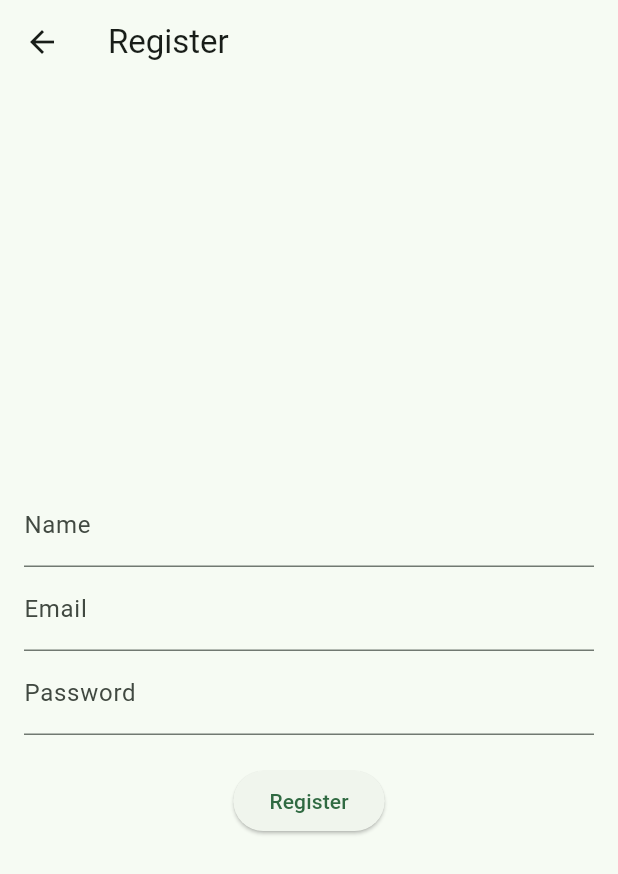
After one commit to LarsWajer/NoBooze, a Flutter app: the RegisterPage screen opened by its route, after a tap on "Register", on a phone screen of 412 x 824 dp. The commit adds this screen. Shown: the top 874 px of the screen. Run offline on Flutter 3.47's test engine with Material 3 defaults, Android fonts, the phone set to English and light mode, and no system bars; network calls fail.

Commit message:
login page en register page
login en register pagina gemaakt

```diff
--- /dev/null
+++ b/lib/register_page.dart
@@ -0,0 +1,77 @@
+import 'package:flutter/material.dart';
+import 'package:http/http.dart' as http;
+import 'dart:convert';
+
+class RegisterPage extends StatefulWidget {
+  @override
+  _RegisterPageState createState() => _RegisterPageState();
+}
+
+class _RegisterPageState extends State<RegisterPage> {
+  final TextEditingController _nameController = TextEditingController();
+  final TextEditingController _emailController = TextEditingController();
+  final TextEditingController _passwordController = TextEditingController();
+  String? _errorMessage;
+
+  Future<void> _register() async {
+    final response = await http.post(
+      Uri.parse('http://161.35.91.78/api/auth/register'),
+      headers: <String, String>{
+        'Content-Type': 'application/json; charset=UTF-8',
+      },
+      body: jsonEncode(<String, String>{
+        'name': _nameController.text,
+        'email': _emailController.text,
+        'password': _passwordController.text,
+      }),
+    );
+
+    if (response.statusCode == 200) {
+      // Registratie succesvol, navigeer naar de inlogpagina of homepagina
+    } else {
+      setState(() {
+        _errorMessage = 'Registration failed. Please try again.';
+      });
+    }
+  }
+
+  @override
+  Widget build(BuildContext context) {
+    return Scaffold(
+      appBar: AppBar(
+        title: Text('Register'),
+      ),
+      body: Padding(
+        padding: EdgeInsets.all(16.0),
+        child: Column(
+          mainAxisAlignment: MainAxisAlignment.center,
+          children: [
+            TextField(
+              controller: _nameController,
+              decoration: InputDecoration(labelText: 'Name'),
+            ),
+            TextField(
+              controller: _emailController,
+              decoration: InputDecoration(labelText: 'Email'),
+            ),
+            TextField(
+              controller: _passwordController,
+              decoration: InputDecoration(labelText: 'Password'),
+              obscureText: true,
+            ),
+            SizedBox(height: 20),
+            ElevatedButton(
+              onPressed: _register,
+              child: Text('Register'),
+            ),
+            if (_errorMessage != null)
+              Text(
+                _errorMessage!,
+                style: TextStyle(color: Colors.red),
+              ),
+          ],
+        ),
+      ),
+    );
+  }
+}
```
Also changed, not shown: lib/login_page.dart (added, +72 -0 lines), lib/main.dart (+15 -15 lines).
